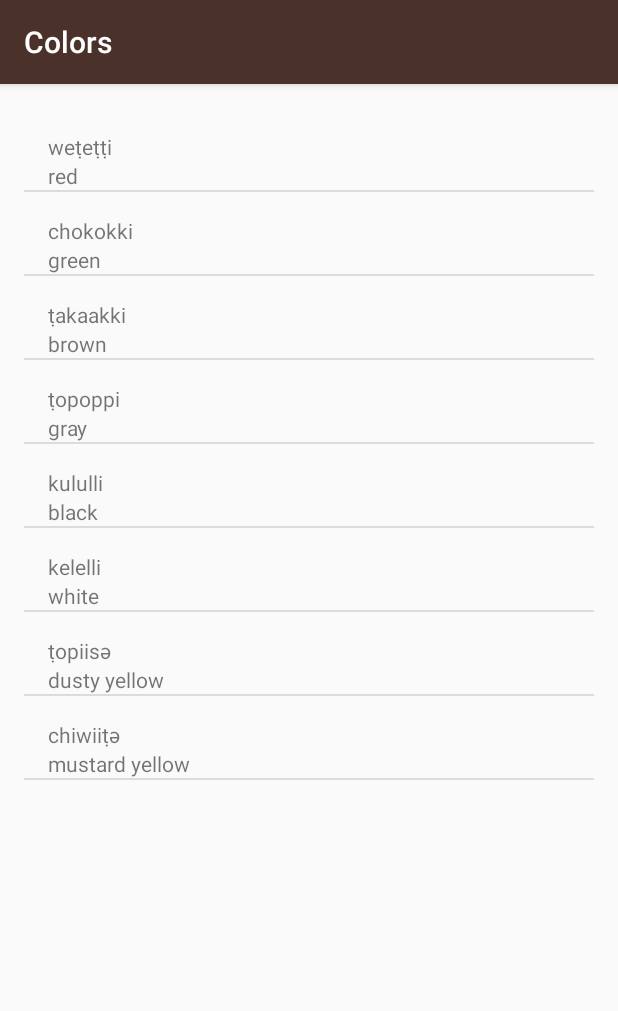
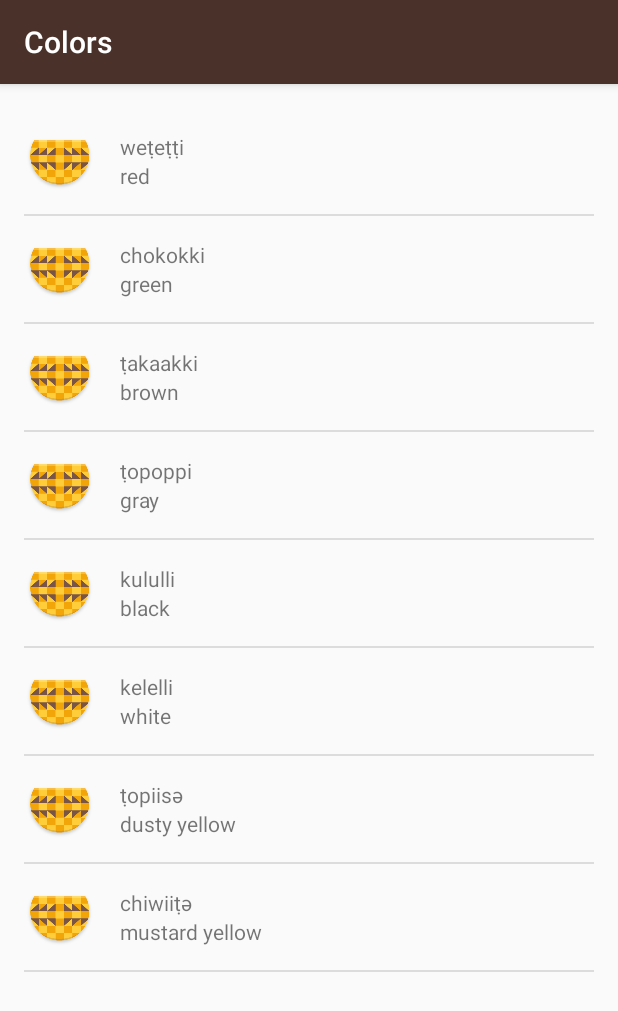
Before and after one commit to joel-g/miwok, an Android app: the ColorsActivity screen opened directly, with no data from a screen before it, on a phone screen of 412 x 824 dp. Shown: the top 1011 px of the screen. Run offline under Robolectric (Android 15) with nearby library versions, the phone set to English and light mode, and no system bars.

Commit message:
adds images to ListItem

```diff
--- a/app/src/main/res/layout/list_item.xml
+++ b/app/src/main/res/layout/list_item.xml
@@ -1,20 +1,36 @@
 <?xml version="1.0" encoding="utf-8"?>
+
 <LinearLayout xmlns:android="http://schemas.android.com/apk/res/android"
     android:layout_width="match_parent"
-    android:layout_height="match_parent"
+    android:layout_height="wrap_content"
+    android:orientation="horizontal">
+
+    <ImageView
+        android:layout_width="wrap_content"
+        android:layout_height="wrap_content"
+        android:layout_marginRight="16dp"
+        android:layout_gravity="center_vertical"
+        android:src="@mipmap/ic_launcher" />
+
+
+    <LinearLayout
+        android:layout_width="wrap_content"
+        android:layout_height="wrap_content"
         android:orientation="vertical">
+
 
         <TextView
             android:id="@+id/miwok_text"
-        android:layout_width="match_parent"
+            android:layout_width="wrap_content"
             android:layout_height="wrap_content"
-        android:layout_marginLeft="16dp"
             android:layout_marginTop="16dp" />
 
         <TextView
             android:id="@+id/default_text"
-        android:layout_width="match_parent"
+            android:layout_width="wrap_content"
             android:layout_height="wrap_content"
-        android:layout_marginLeft="16dp" />
+            android:layout_marginBottom="16dp"/>
 
     </LinearLayout>
+
+</LinearLayout>
```
Lines whose indentation alone changed are shown as unchanged.
